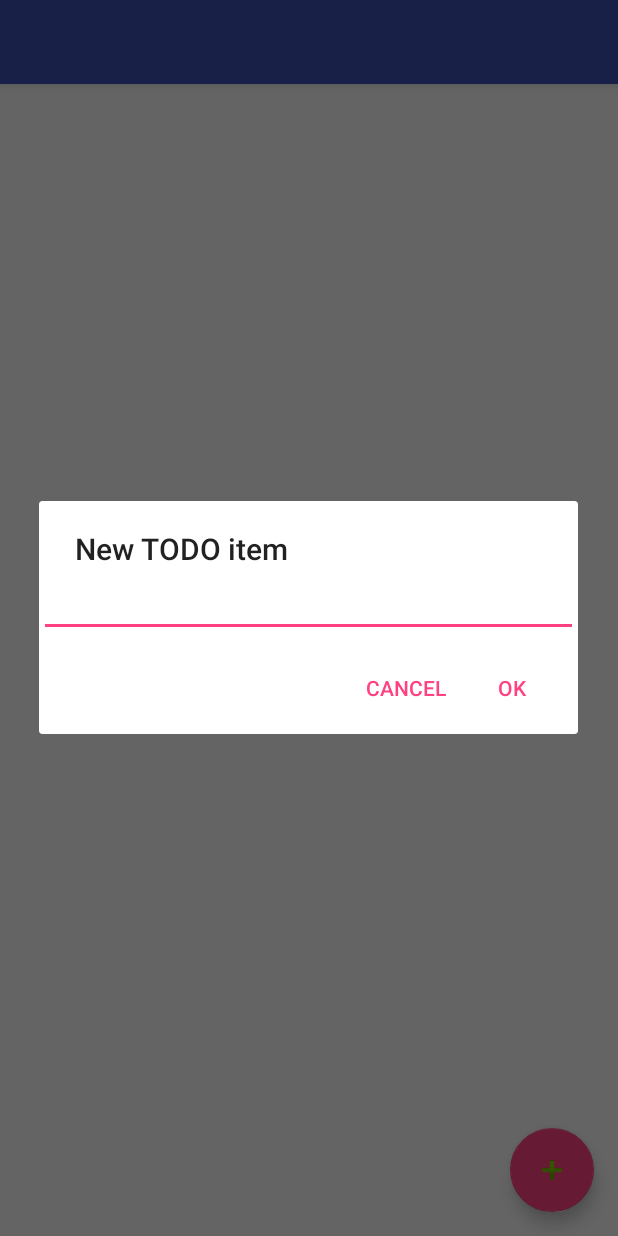
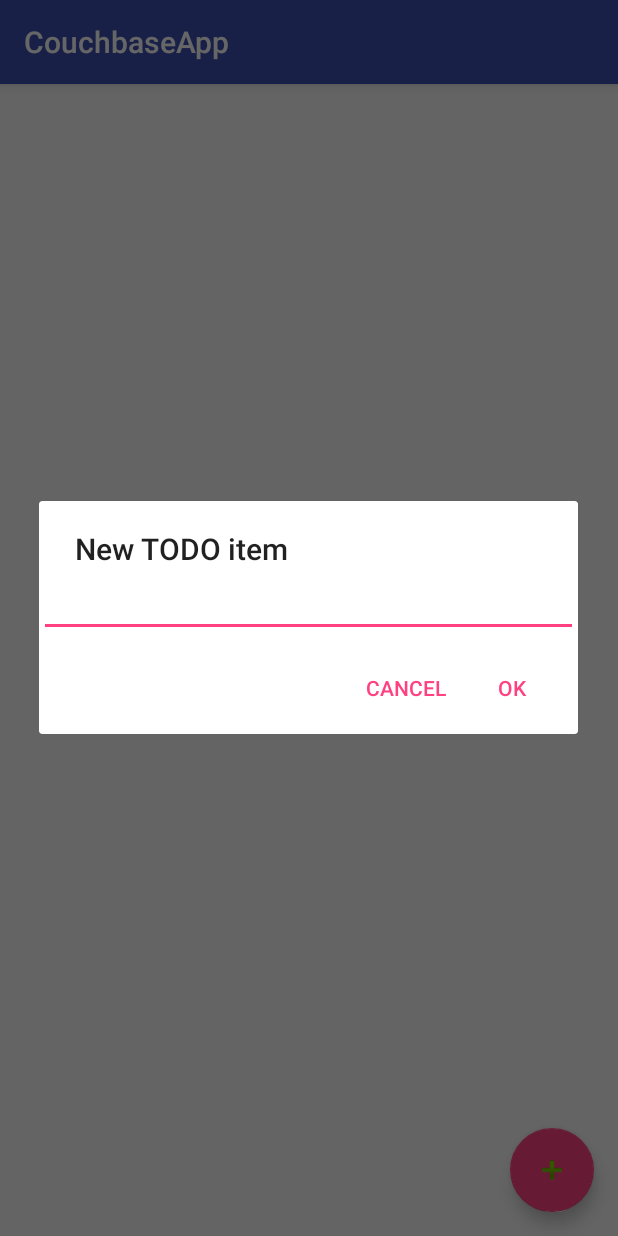
Before and after one commit to adamyanalunas/AndroidCouchbaseLiteTodo, an Android app: the screen it shows after launch (MainActivity), after a tap on an icon or button, on a phone screen of 412 x 824 dp. Run offline under Robolectric (Android 15) with nearby library versions, the phone set to English and light mode, and no system bars; libraries missing offline, so code that uses them is left out: com.couchbase.lite; 5 statements that could not run were skipped.

Commit message:
Updated to use use views/queries and manipulate done state
Todos can be marked as completed and are represented with a different color
Whacked in title and overflow menu button

```diff
--- a/app/src/main/java/com/example/adam/couchbaseapp/MainActivity.java
+++ b/app/src/main/java/com/example/adam/couchbaseapp/MainActivity.java
@@ -6,10 +6,13 @@ import android.os.Bundle;
 import android.support.design.widget.FloatingActionButton;
 import android.support.v7.app.AppCompatActivity;
 import android.util.Log;
+import android.view.Menu;
+import android.view.MenuItem;
 import android.view.View;
 import android.widget.AdapterView;
 import android.widget.EditText;
 import android.widget.ListView;
+import android.widget.Toolbar;
 
 import com.couchbase.lite.Database;
 import com.couchbase.lite.Document;
@@ -27,8 +30,10 @@ import java.util.ArrayList;
 import java.util.Calendar;
 import java.util.HashMap;
 import java.util.Iterator;
+import java.util.List;
 import java.util.Locale;
 import java.util.Map;
+import java.util.Objects;
 
 public class MainActivity extends AppCompatActivity {
 
@@ -52,6 +57,8 @@ public class MainActivity extends AppCompatActivity {
         super.onCreate(savedInstanceState);
         setContentView(R.layout.activity_main);
 
+        Toolbar toolbar = (Toolbar) findViewById(R.id.toolbar);
+        setActionBar(toolbar);
 
         mTodoList = (ListView) findViewById(R.id.todo_list);
         mTodoArray = new ArrayList<Document>();
@@ -69,6 +76,7 @@ public class MainActivity extends AppCompatActivity {
 
         setupDatabase();
         addLongPressDelete(mTodoList);
+        addTapHandler(mTodoList);
 
         if (mCouchbaseDatabase != null) {
             createViews();
@@ -111,26 +119,32 @@ public class MainActivity extends AppCompatActivity {
 
     // Queries
     private void createViews() {
-        com.couchbase.lite.View dateSortView = mCouchbaseDatabase.getView("date_sort");
-        dateSortView.setMap(new Mapper() {
+        com.couchbase.lite.View allTodos = mCouchbaseDatabase.getView(TodoAdapter.QUERY_ALL_TODOS);
+        allTodos.setMap(new Mapper() {
             @Override
             public void map(Map<String, Object> document, Emitter emitter) {
-                if (document.get("type").equals("todo"));
+                if (document.get(TodoAdapter.DOC_TYPE).equals(TodoAdapter.TODO_TYPE)) {
+                    List<Object> key = new ArrayList<>();
+                    key.add(document.get(TodoAdapter.TODO_CREATED));
+                    emitter.emit(key, document);
+                }
             }
-        }, "0.1");
+        }, "0.2");
     }
 
     private Query allTodos() {
         return mCouchbaseDatabase.createAllDocumentsQuery();
     }
 
-//    public Query dateSorted(Sort sort) {
-//        Boolean ascending = sort.equals(Sort.Ascending);
-//
-//    }
+    public Query dateSorted(Sort sort) {
+        Query query = mCouchbaseDatabase.getView(TodoAdapter.QUERY_ALL_TODOS).createQuery();
+        query.setDescending(sort.equals(Sort.Descending));
+
+        return query;
+    }
 
     public Query activeQuery() {
-        return allTodos();
+        return dateSorted(Sort.Ascending);
     }
 
     // Listeners
@@ -168,6 +182,8 @@ public class MainActivity extends AppCompatActivity {
 
     // TODO: Update to receive broadcast from database change
     public void addEntry(Document document) {
+        // NOTE: Gee, it'd be great if a Set was available here
+        if (mTodoArray.contains(document)) return;
         mTodoArray.add(document);
     }
 
@@ -179,6 +195,7 @@ public class MainActivity extends AppCompatActivity {
         todoData.put(TodoAdapter.TODO_TITLE, title);
         todoData.put(TodoAdapter.TODO_CREATED, currentTime());
         todoData.put(TodoAdapter.TODO_ORDER, -1);
+        todoData.put(TodoAdapter.TODO_DONE, false);
         Log.e(LOG_TAG, "Create todo: " + todoData.toString());
 
         Document document = mCouchbaseDatabase.createDocument();
@@ -189,14 +206,29 @@ public class MainActivity extends AppCompatActivity {
         }
     }
 
+    public void toggleDone(Document document) {
+        Boolean isDone = (Boolean) document.getProperty(TodoAdapter.TODO_DONE);
+        Log.e(LOG_TAG, isDone.toString());
+
+        Map<String, Object> properties = new HashMap<>();
+        properties.putAll(document.getProperties());
+        properties.put(TodoAdapter.TODO_DONE, !isDone);
+        try {
+            document.putProperties(properties);
+        } catch (Exception e) {
+            e.printStackTrace();
+        }
+    }
+
     // Gestures
     private void addLongPressDelete(final ListView list) {
         list.setOnItemLongClickListener(new AdapterView.OnItemLongClickListener() {
             @Override
             public boolean onItemLongClick(AdapterView<?> parent, View view, int position, long id) {
-                final Document listItemDocument = (Document) list.getItemAtPosition(position);
                 AlertDialog.Builder builder = new AlertDialog.Builder(MainActivity.this);
                 builder.setTitle("Permanently delete todo?");
+
+                final Document listItemDocument = (Document) list.getItemAtPosition(position);
                 builder.setPositiveButton("Delete", new DialogInterface.OnClickListener() {
                     @Override
                     public void onClick(DialogInterface dialog, int which) {
@@ -217,6 +249,16 @@ public class MainActivity extends AppCompatActivity {
                 alert.setCanceledOnTouchOutside(true);
                 alert.show();
                 return true;
+            }
+        });
+    }
+
+    private void addTapHandler(final ListView list) {
+        list.setOnItemClickListener(new AdapterView.OnItemClickListener() {
+            @Override
+            public void onItemClick(AdapterView<?> parent, View view, int position, long id) {
+                final Document listItemDocument = (Document) list.getItemAtPosition(position);
+                toggleDone(listItemDocument);
             }
         });
     }
@@ -244,4 +286,29 @@ public class MainActivity extends AppCompatActivity {
         alert.setCanceledOnTouchOutside(true);
         alert.show();
     }
+
+    // Options
+    @Override
+    public boolean onCreateOptionsMenu(Menu menu) {
+        // Inflate the menu; this adds items to the action bar if it is present.
+        getMenuInflater().inflate(R.menu.menu_main, menu);
+        return true;
+    }
+
+    @Override
+    public boolean onOptionsItemSelected(MenuItem item) {
+        // Handle action bar item clicks here. The action bar will
+        // automatically handle clicks on the Home/Up button, so long
+        // as you specify a parent activity in AndroidManifest.xml.
+        int id = item.getItemId();
+
+        //noinspection SimplifiableIfStatement
+        if (id == R.id.action_settings) {
+            Log.e(LOG_TAG, "Settings tapped");
+            return true;
+        }
+
+        return super.onOptionsItemSelected(item);
+    }
+
 }
--- a/app/src/main/res/layout/activity_main.xml
+++ b/app/src/main/res/layout/activity_main.xml
@@ -2,16 +2,21 @@
 <android.support.design.widget.CoordinatorLayout
     xmlns:android="http://schemas.android.com/apk/res/android"
     xmlns:app="http://schemas.android.com/apk/res-auto"
-    xmlns:tools="http://schemas.android.com/tools" android:layout_width="match_parent"
-    android:layout_height="match_parent" android:fitsSystemWindows="true"
+    xmlns:tools="http://schemas.android.com/tools"
+    android:layout_width="match_parent"
+    android:layout_height="match_parent"
+    android:fitsSystemWindows="true"
     tools:context=".MainActivity">
 
     <android.support.design.widget.AppBarLayout android:layout_height="wrap_content"
         android:layout_width="match_parent" android:theme="@style/AppTheme.AppBarOverlay">
 
-        <android.support.v7.widget.Toolbar android:id="@+id/toolbar"
-            android:layout_width="match_parent" android:layout_height="?attr/actionBarSize"
-            android:background="?attr/colorPrimary" app:popupTheme="@style/AppTheme.PopupOverlay" />
+        <Toolbar
+            android:id="@+id/toolbar"
+            android:layout_width="match_parent"
+            android:layout_height="?attr/actionBarSize"
+            android:background="?attr/colorPrimary"
+            app:popupTheme="@style/AppTheme.PopupOverlay" />
 
     </android.support.design.widget.AppBarLayout>
 
```
Also changed, not shown: app/src/main/java/com/example/adam/couchbaseapp/TodoAdapter.java (+11 -0 lines).
